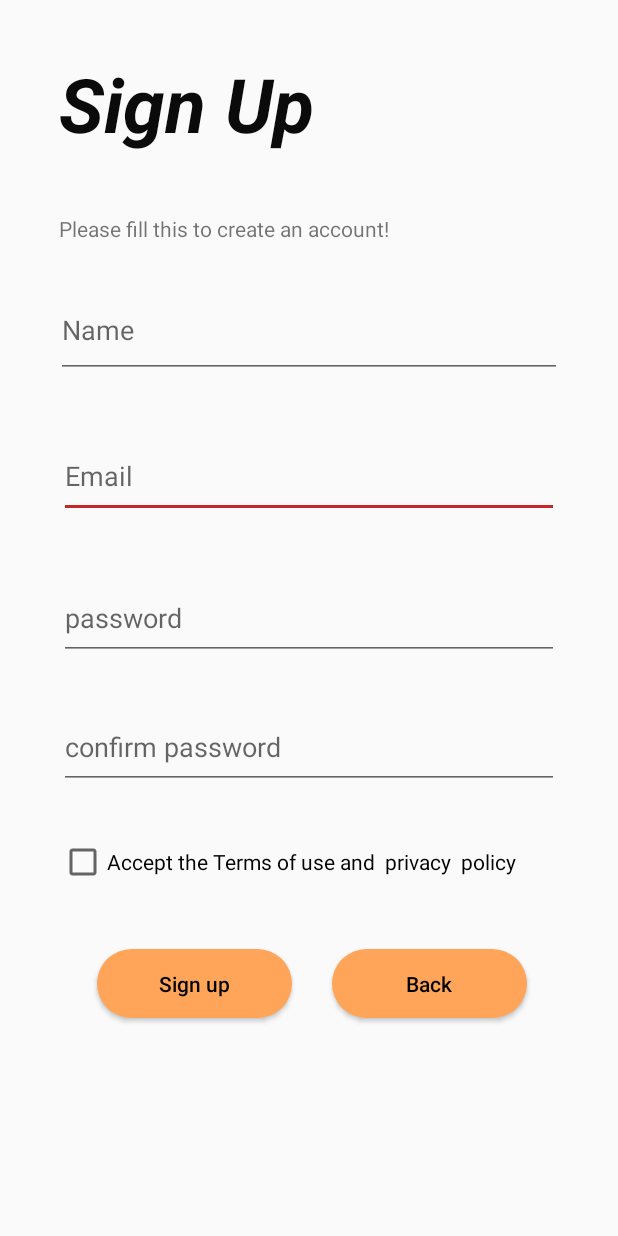
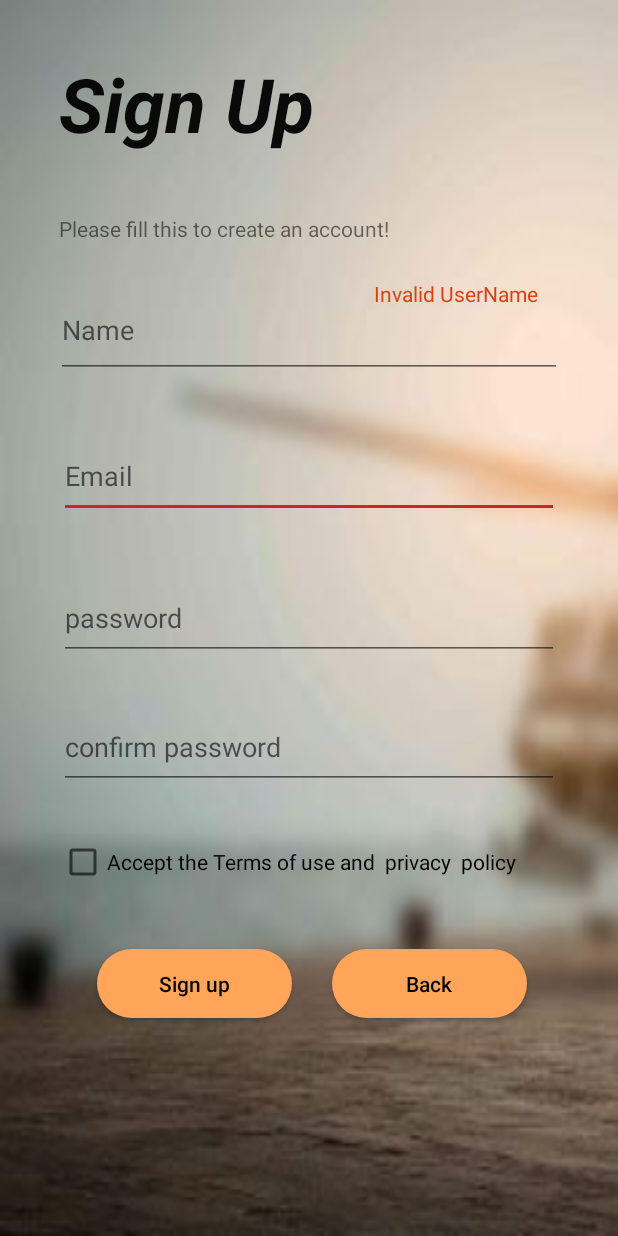
Before and after one commit to WijekoonSR/Cryton, an Android app: the user_manager screen opened directly, with no data from a screen before it, after a tap on "Sign up", on a phone screen of 412 x 824 dp. Run offline under Robolectric (Android 15) with nearby library versions, the phone set to English and light mode, and no system bars; our stand-ins replace Firebase (no records; nobody signed in at launch, a user with empty details on screens opened directly).

```diff
--- a/app/src/main/java/com/application/ultimatee_bookreader/user_manager.java
+++ b/app/src/main/java/com/application/ultimatee_bookreader/user_manager.java
@@ -8,6 +8,7 @@ import android.view.View;
 import android.widget.Button;
 import android.widget.CheckBox;
 import android.widget.EditText;
+import android.widget.TextView;
 import android.widget.Toast;
 
 import com.google.firebase.database.DatabaseReference;
@@ -18,6 +19,7 @@ public class user_manager extends AppCompatActivity {
     Button signupbtn,btnBack;
     EditText txtUN,txtEmail,txtPass,txtConPass;
     CheckBox terms;
+    TextView usernameLbl,usernameLbl2;
 
 
     DatabaseReference dbRef;
@@ -43,80 +45,12 @@ public class user_manager extends AppCompatActivity {
         txtConPass = findViewById(R.id.txt_con_pass);
         btnBack = findViewById(R.id.btn_Back2);
         terms = (CheckBox) findViewById(R.id.check_box_terms);
-
-
-
+        usernameLbl = findViewById(R.id.lbl_username);
+        usernameLbl2= findViewById(R.id.lbl_username2);
 
 
 
         user = new User();
-
-
-
-
-
-            signupbtn.setOnClickListener(new View.OnClickListener() {
-
-
-
-
-
-                public void onClick(View v) {
-
-
-                    //terms and condtions check
-
-                    if (terms.isChecked() == true) {
-
-                        dbRef = FirebaseDatabase.getInstance().getReference().child("User");
-
-                        // user.setUserID("US0001");
-                        user.setUserName(txtUN.getText().toString().trim());
-                        user.setEmail(txtEmail.getText().toString().trim());
-                        user.setPassword(txtPass.getText().toString().trim());
-                        user.setConPassword(txtConPass.getText().toString().trim());
-
-
-
-
-                            //check confirm pass and entered pass
-                            if (user.getConPassword().equals(user.getPassword())) {
-
-                                dbRef.push().setValue(user);
-
-                                Toast.makeText(getApplicationContext(), "Registered Successfully", Toast.LENGTH_LONG).show();
-
-
-                                txtUN.setText(null);
-                                txtEmail.setText(null);
-                                txtPass.setText(null);
-                                txtConPass.setText(null);
-
-                            } else {
-
-                                Toast.makeText(getApplicationContext(), "RE enter the password ! ", Toast.LENGTH_LONG).show();
-
-                            }
-
-                        } else {
-
-
-                            Toast.makeText(getApplicationContext(), "Accept the terms and conditions ! ", Toast.LENGTH_SHORT).show();
-
-
-                        }
-
-
-                    }
-
-
-
-            });
-
-
-
-
-
 
 
         btnBack.setOnClickListener(new View.OnClickListener() {
@@ -129,6 +63,104 @@ public class user_manager extends AppCompatActivity {
             }
         });
 
+
+
+        signupbtn.setOnClickListener(new View.OnClickListener() {
+
+
+            public void onClick(View v) {
+
+
+                //terms and conditions check
+
+
+                dbRef = FirebaseDatabase.getInstance().getReference().child("User");
+
+
+                user.setUserName(txtUN.getText().toString().trim());
+                user.setEmail(txtEmail.getText().toString().trim());
+                user.setPassword(txtPass.getText().toString().trim());
+                user.setConPassword(txtConPass.getText().toString().trim());
+
+
+                String usernmae = txtUN.getText().toString().trim();
+                String email = txtEmail.getText().toString().trim();
+                String password = txtPass.getText().toString().trim();
+                String conpassword = txtConPass.getText().toString().trim();
+
+
+                usernameLbl.setText(null);
+                usernameLbl2.setText(null);
+
+
+                if (!usernmae.matches("[0-9a-zA-Z]+")) {
+
+                    usernameLbl.setText("Invalid UserName");
+
+
+                    Toast.makeText(getApplicationContext(), "please Enter UserName again", Toast.LENGTH_SHORT).show();
+
+
+                    return;
+
+
+                }
+
+                if (!email.matches("[0-9@a-zA-Z]+")) {
+
+                    usernameLbl2.setText("Invalid Email");
+
+                    Toast.makeText(getApplicationContext(), "please Enter Email again", Toast.LENGTH_SHORT).show();
+
+
+                    return;
+
+                }
+
+
+                if (!password.isEmpty()) {
+
+                    if (password.equals(conpassword)) {
+
+                        Toast.makeText(getApplicationContext(), "sign up successfully ", Toast.LENGTH_SHORT).show();
+
+
+                        dbRef.child("std1").setValue(user);
+
+
+                        txtUN.setText(null);
+                        txtEmail.setText(null);
+                        txtPass.setText(null);
+                        txtConPass.setText(null);
+
+                    } else {
+
+                        Toast.makeText(getApplicationContext(), "re-Enter the password ", Toast.LENGTH_SHORT).show();
+                        txtPass.setText(null);
+                        txtConPass.setText(null);
+
+                    }
+
+                }
+
+                else{
+
+                    Toast.makeText(getApplicationContext(), "Enter the password ", Toast.LENGTH_SHORT).show();
+                    txtPass.setText(null);
+                    txtConPass.setText(null);
+
+                }
+
+            }
+
+
+
+            });
+
+
+
+
+
     }
 
 
--- a/app/src/main/res/layout/activity_main.xml
+++ b/app/src/main/res/layout/activity_main.xml
@@ -5,7 +5,7 @@
     android:layout_width="match_parent"
     android:layout_height="match_parent"
     tools:context=".MainActivity"
-    android:background="@drawable/1">
+    android:background="@drawable/background">
 
     <ImageView
         android:id="@+id/imageView2"
--- a/app/src/main/res/layout/activity_user_manager.xml
+++ b/app/src/main/res/layout/activity_user_manager.xml
@@ -4,7 +4,8 @@
     xmlns:tools="http://schemas.android.com/tools"
     android:layout_width="match_parent"
     android:layout_height="match_parent"
-    tools:context=".user_manager">
+    tools:context=".user_manager"
+    android:background="@drawable/background">
 
     <androidx.constraintlayout.widget.ConstraintLayout
         android:layout_width="match_parent"
@@ -168,6 +169,60 @@
             app:layout_constraintTop_toTopOf="parent"
             app:layout_constraintVertical_bias="0.171" />
 
+        <TextView
+            android:id="@+id/lbl_username"
+            android:layout_width="128dp"
+            android:layout_height="24dp"
+            android:layout_marginStart="8dp"
+            android:layout_marginLeft="8dp"
+            android:layout_marginTop="8dp"
+            android:layout_marginEnd="8dp"
+            android:layout_marginRight="8dp"
+            android:layout_marginBottom="8dp"
+            android:textColor="@color/colorPrimary"
+            app:layout_constraintBottom_toBottomOf="parent"
+            app:layout_constraintEnd_toEndOf="parent"
+            app:layout_constraintHorizontal_bias="0.9"
+            app:layout_constraintStart_toStartOf="parent"
+            app:layout_constraintTop_toTopOf="parent"
+            app:layout_constraintVertical_bias="0.227" />
+
+        <TextView
+            android:id="@+id/lbl_username3"
+            android:layout_width="128dp"
+            android:layout_height="24dp"
+            android:layout_marginStart="8dp"
+            android:layout_marginLeft="8dp"
+            android:layout_marginTop="8dp"
+            android:layout_marginEnd="8dp"
+            android:layout_marginRight="8dp"
+            android:layout_marginBottom="8dp"
+            android:textColor="@color/colorPrimary"
+            app:layout_constraintBottom_toBottomOf="parent"
+            app:layout_constraintEnd_toEndOf="parent"
+            app:layout_constraintHorizontal_bias="0.862"
+            app:layout_constraintStart_toStartOf="parent"
+            app:layout_constraintTop_toTopOf="parent"
+            app:layout_constraintVertical_bias="0.473" />
+
+        <TextView
+            android:id="@+id/lbl_username2"
+            android:layout_width="128dp"
+            android:layout_height="24dp"
+            android:layout_marginStart="8dp"
+            android:layout_marginLeft="8dp"
+            android:layout_marginTop="8dp"
+            android:layout_marginEnd="8dp"
+            android:layout_marginRight="8dp"
+            android:layout_marginBottom="8dp"
+            android:textColor="@color/colorPrimary"
+            app:layout_constraintBottom_toBottomOf="parent"
+            app:layout_constraintEnd_toEndOf="parent"
+            app:layout_constraintHorizontal_bias="0.904"
+            app:layout_constraintStart_toStartOf="parent"
+            app:layout_constraintTop_toTopOf="parent"
+            app:layout_constraintVertical_bias="0.352" />
+
     </androidx.constraintlayout.widget.ConstraintLayout>
 
 
```
Also changed, not shown: app/src/main/java/com/application/ultimatee_bookreader/MainActivity.java (+0 -29 lines), app/src/main/res/drawable/1.jpg (deleted), app/src/main/res/drawable/background.jpg.
